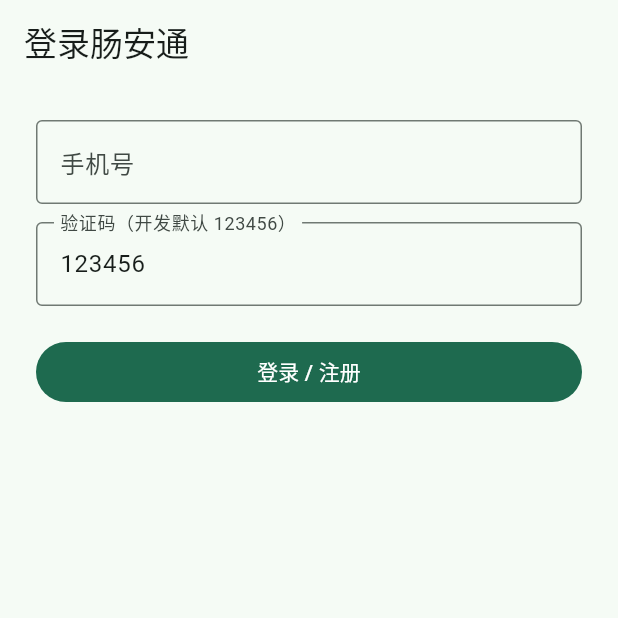
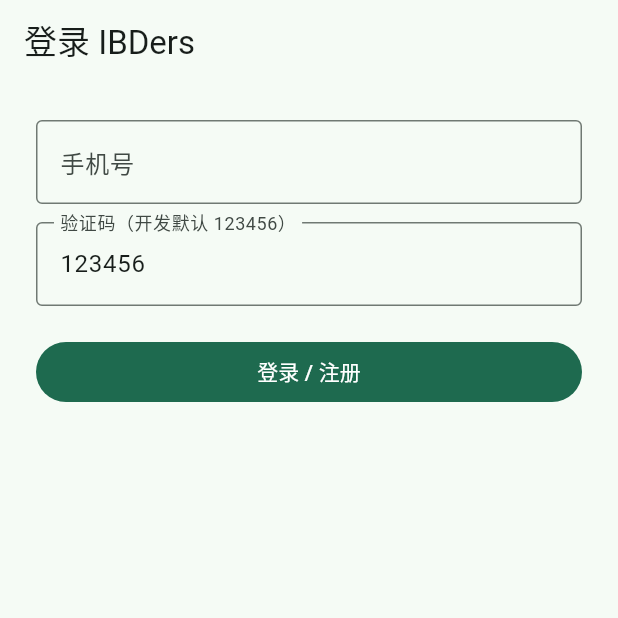
Before and after one commit to HPNY/IBD-Management-Software, a Flutter app: the screen it shows after launch, on a phone screen of 412 x 824 dp, the top half of it. Run offline on Flutter 3.47's test engine with Material 3 defaults, Android fonts, the phone set to English and light mode, and no system bars; our stand-ins replace file_picker, shared_preferences.

Commit message:
chore: rename product to IBDers

```diff
--- a/apps/mobile/lib/core/api/api_config.dart
+++ b/apps/mobile/lib/core/api/api_config.dart
@@ -1,4 +1,4 @@
-/// 肠安通 API 基址。开发：Android 模拟器用 10.0.2.2，真机用局域网 IP。
+/// IBDers API 基址。开发：Android 模拟器用 10.0.2.2，真机用局域网 IP。
 class ApiConfig {
   ApiConfig({required this.baseUrl});
 
--- a/apps/mobile/lib/features/auth/login_page.dart
+++ b/apps/mobile/lib/features/auth/login_page.dart
@@ -43,7 +43,7 @@
   @override
   Widget build(BuildContext context) {
     return Scaffold(
-      appBar: AppBar(title: const Text('登录肠安通')),
+      appBar: AppBar(title: const Text('登录 IBDers')),
       body: ListView(
         padding: const EdgeInsets.all(24),
         children: [
--- a/apps/mobile/lib/main.dart
+++ b/apps/mobile/lib/main.dart
@@ -57,7 +57,7 @@
   @override
   Widget build(BuildContext context) {
     return MaterialApp(
-      title: '肠安通',
+      title: 'IBDers',
       theme: ThemeData(
         colorScheme: ColorScheme.fromSeed(seedColor: const Color(0xFF0B6E4F)),
         useMaterial3: true,
@@ -84,7 +84,7 @@
   Widget build(BuildContext context) {
     return Scaffold(
       appBar: AppBar(
-        title: const Text('肠安通'),
+        title: const Text('IBDers'),
         actions: [
           IconButton(
             tooltip: '退出登录',
--- a/apps/mobile/pubspec.yaml
+++ b/apps/mobile/pubspec.yaml
@@ -1,5 +1,5 @@
 name: ibd_mobile
-description: 肠安通 Flutter App
+description: IBDers Flutter App
 publish_to: "none"
 version: 0.1.0
 
--- a/openapi.yaml
+++ b/openapi.yaml
@@ -1,6 +1,6 @@
 openapi: 3.0.3
 info:
-  title: 肠安通 IBD API
+  title: IBDers IBD API
   version: 0.1.0
   description: MVP 骨架契约；后续用 Nest DTO 生成并覆盖本文件。
 servers:
--- a/package.json
+++ b/package.json
@@ -2,7 +2,7 @@
   "name": "ibd-management",
   "private": true,
   "version": "0.1.0",
-  "description": "肠安通 IBD 病程管理 monorepo（MVP 骨架）",
+  "description": "IBDers IBD 病程管理 monorepo（MVP 骨架）",
   "packageManager": "pnpm@9.15.0",
   "scripts": {
     "build:api": "pnpm --filter @ibd/api build",
```
Also changed, not shown: 5 other files.
